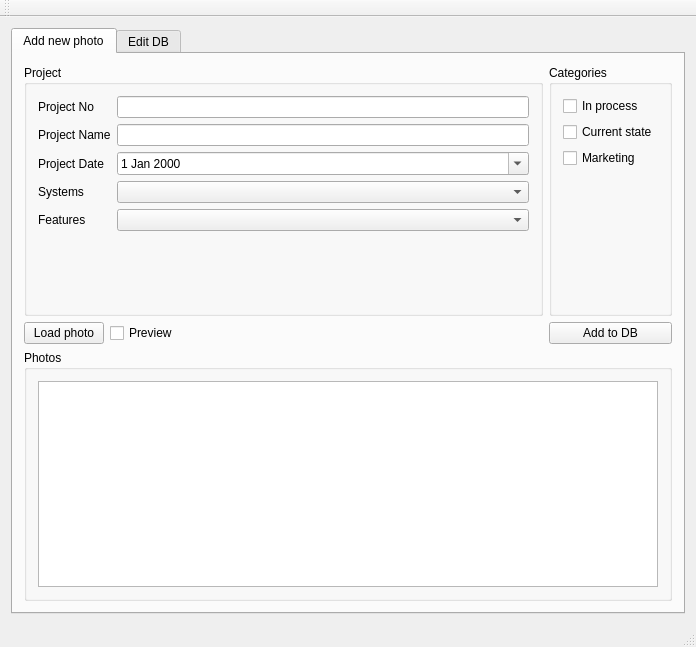
This is PhotoManager/mainwindow.ui in pphprj/periphotoproject as Qt 5 draws it before an edit. The edited form follows.
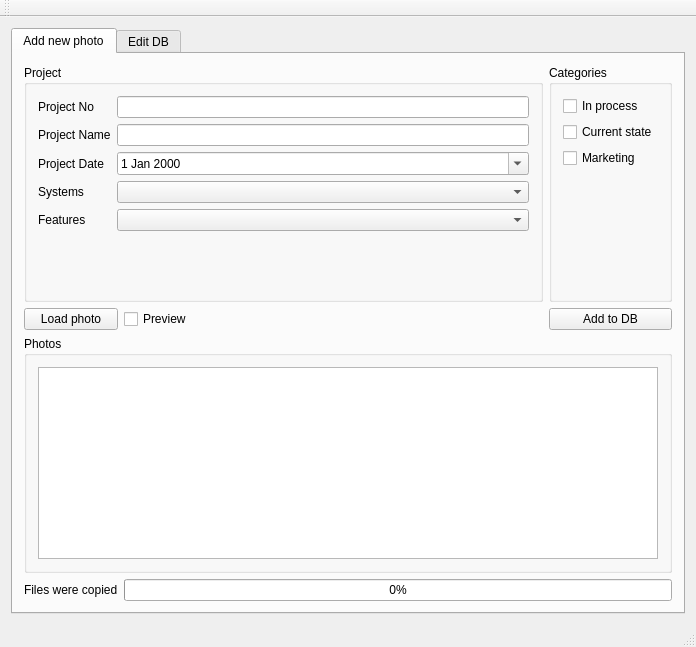
This is the edited form.

Diff of the .ui file:
```diff
--- a/PhotoManager/mainwindow.ui
+++ b/PhotoManager/mainwindow.ui
@@ -52,13 +52,6 @@
             </property>
            </widget>
           </item>
-          <item row="1" column="0">
-           <widget class="QPushButton" name="pushButtonLoadPhoto">
-            <property name="text">
-             <string>Load photo</string>
-            </property>
-           </widget>
-          </item>
           <item row="1" column="2">
            <spacer name="horizontalSpacer">
             <property name="orientation">
@@ -72,12 +65,42 @@
             </property>
            </spacer>
           </item>
+          <item row="1" column="0">
+           <widget class="QPushButton" name="pushButtonLoadPhoto">
+            <property name="text">
+             <string>Load photo</string>
+            </property>
+           </widget>
+          </item>
+          <item row="1" column="1">
+           <widget class="QCheckBox" name="checkBoxEnablePreview">
+            <property name="text">
+             <string>Preview</string>
+            </property>
+           </widget>
+          </item>
           <item row="0" column="0" colspan="3">
            <widget class="QGroupBox" name="groupBoxProject">
             <property name="title">
              <string>Project</string>
             </property>
             <layout class="QGridLayout" name="gridLayout_4">
+             <item row="6" column="1">
+              <spacer name="verticalSpacer_5">
+               <property name="orientation">
+                <enum>Qt::Vertical</enum>
+               </property>
+               <property name="sizeType">
+                <enum>QSizePolicy::Expanding</enum>
+               </property>
+               <property name="sizeHint" stdset="0">
+                <size>
+                 <width>20</width>
+                 <height>40</height>
+                </size>
+               </property>
+              </spacer>
+             </item>
              <item row="0" column="0">
               <widget class="QLabel" name="labelProjectNo">
                <property name="text">
@@ -98,6 +121,13 @@
              <item row="1" column="1">
               <widget class="QLineEdit" name="lineEditProjectName"/>
              </item>
+             <item row="2" column="1">
+              <widget class="QDateEdit" name="dateEditProjectDate">
+               <property name="calendarPopup">
+                <bool>true</bool>
+               </property>
+              </widget>
+             </item>
              <item row="3" column="0">
               <widget class="QLabel" name="labelSystems">
                <property name="text">
@@ -112,19 +142,9 @@
                </property>
               </widget>
              </item>
-             <item row="2" column="1">
-              <widget class="QDateEdit" name="dateEditProjectDate">
-               <property name="calendarPopup">
-                <bool>true</bool>
-               </property>
-              </widget>
-             </item>
              <item row="3" column="1">
               <widget class="QComboBox" name="comboBoxSystems"/>
              </item>
-             <item row="4" column="1">
-              <widget class="QComboBox" name="comboBoxFeatures"/>
-             </item>
              <item row="4" column="0">
               <widget class="QLabel" name="labelProjectFeatures">
                <property name="text">
@@ -132,21 +152,8 @@
                </property>
               </widget>
              </item>
-             <item row="5" column="1">
-              <spacer name="verticalSpacer_5">
-               <property name="orientation">
-                <enum>Qt::Vertical</enum>
-               </property>
-               <property name="sizeType">
-                <enum>QSizePolicy::Expanding</enum>
-               </property>
-               <property name="sizeHint" stdset="0">
-                <size>
-                 <width>20</width>
-                 <height>40</height>
-                </size>
-               </property>
-              </spacer>
+             <item row="4" column="1">
+              <widget class="QComboBox" name="comboBoxFeatures"/>
              </item>
             </layout>
            </widget>
@@ -197,7 +204,7 @@
             </layout>
            </widget>
           </item>
-          <item row="2" column="0" colspan="4">
+          <item row="4" column="0" colspan="4">
            <widget class="QGroupBox" name="groupBoxPhotos">
             <property name="title">
              <string>Photos</string>
@@ -219,10 +226,17 @@
             </layout>
            </widget>
           </item>
-          <item row="1" column="1">
-           <widget class="QCheckBox" name="checkBoxEnablePreview">
+          <item row="5" column="1" colspan="3">
+           <widget class="QProgressBar" name="progressBar">
+            <property name="value">
+             <number>0</number>
+            </property>
+           </widget>
+          </item>
+          <item row="5" column="0">
+           <widget class="QLabel" name="labelFilesCopied">
             <property name="text">
-             <string>Preview</string>
+             <string>Files were copied</string>
             </property>
            </widget>
           </item>
```
